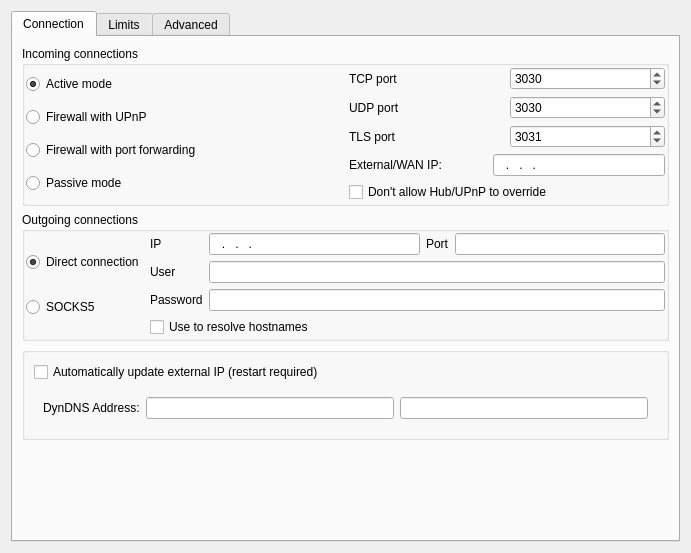
Above: eiskaltdcpp-qt/ui/UISettingsConnection.ui from eiskaltdcpp/eiskaltdcpp before the change. Below: the same form after it.
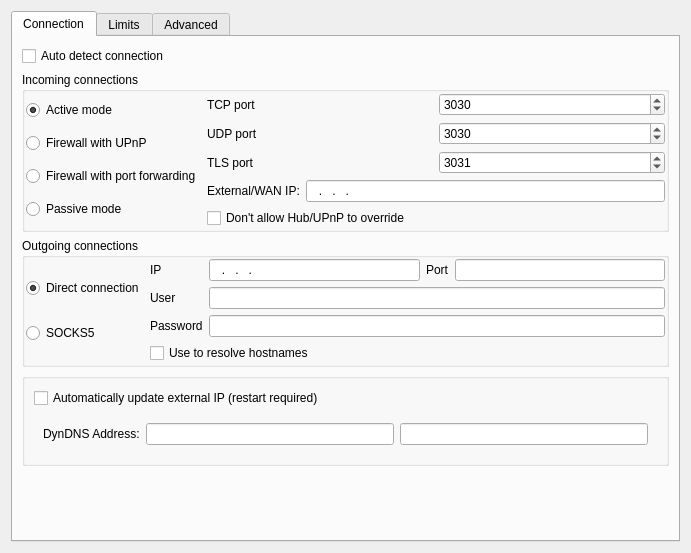
That is the form after the change. Custom widgets are drawn as their Qt base class.

Commit message: cmake up, auto detect connection

What changed in the file:
```diff
--- a/eiskaltdcpp-qt/ui/UISettingsConnection.ui
+++ b/eiskaltdcpp-qt/ui/UISettingsConnection.ui
@@ -27,6 +27,13 @@
        <string>Connection</string>
       </attribute>
       <layout class="QVBoxLayout" name="verticalLayout">
+       <item>
+        <widget class="QCheckBox" name="checkBox_AUTO_DETECT_CONNECTION">
+         <property name="text">
+          <string>Auto detect connection</string>
+         </property>
+        </widget>
+       </item>
        <item>
         <widget class="QGroupBox" name="groupBox">
          <property name="title">
@@ -36,7 +43,7 @@
           <property name="margin">
            <number>1</number>
           </property>
-          <item row="0" column="0">
+          <item row="1" column="0">
            <widget class="QWidget" name="widget" native="true">
             <layout class="QGridLayout" name="gridLayout_2">
              <property name="margin">
@@ -113,7 +120,7 @@
             </layout>
            </widget>
           </item>
-          <item row="0" column="1">
+          <item row="1" column="1">
            <widget class="QFrame" name="frame">
             <property name="frameShape">
              <enum>QFrame::NoFrame</enum>
@@ -121,25 +128,32 @@
             <property name="frameShadow">
              <enum>QFrame::Raised</enum>
             </property>
-            <layout class="QGridLayout" name="gridLayout_3">
+            <layout class="QFormLayout" name="formLayout">
              <property name="margin">
               <number>0</number>
              </property>
-             <item row="1" column="0">
+             <item row="3" column="0">
               <widget class="QLabel" name="label_4">
                <property name="text">
                 <string>External/WAN IP:</string>
                </property>
               </widget>
              </item>
-             <item row="1" column="2" colspan="4">
+             <item row="3" column="1">
               <widget class="LineEdit" name="lineEdit_WANIP">
                <property name="inputMask">
                 <string>000.000.000.000; </string>
                </property>
               </widget>
              </item>
-             <item row="0" column="0" colspan="6">
+             <item row="4" column="0" colspan="2">
+              <widget class="QCheckBox" name="checkBox_DONTOVERRIDE">
+               <property name="text">
+                <string>Don't allow Hub/UPnP to override</string>
+               </property>
+              </widget>
+             </item>
+             <item row="0" column="0" colspan="2">
               <layout class="QGridLayout" name="gridLayout_4">
                <item row="0" column="0">
                 <widget class="QLabel" name="label">
@@ -203,13 +217,6 @@
                </item>
               </layout>
              </item>
-             <item row="3" column="0" colspan="6">
-              <widget class="QCheckBox" name="checkBox_DONTOVERRIDE">
-               <property name="text">
-                <string>Don't allow Hub/UPnP to override</string>
-               </property>
-              </widget>
-             </item>
             </layout>
            </widget>
           </item>
```
Left out of the diff: 20 changed lines with no effect on the pictures. The commit also changes 7 other files.
